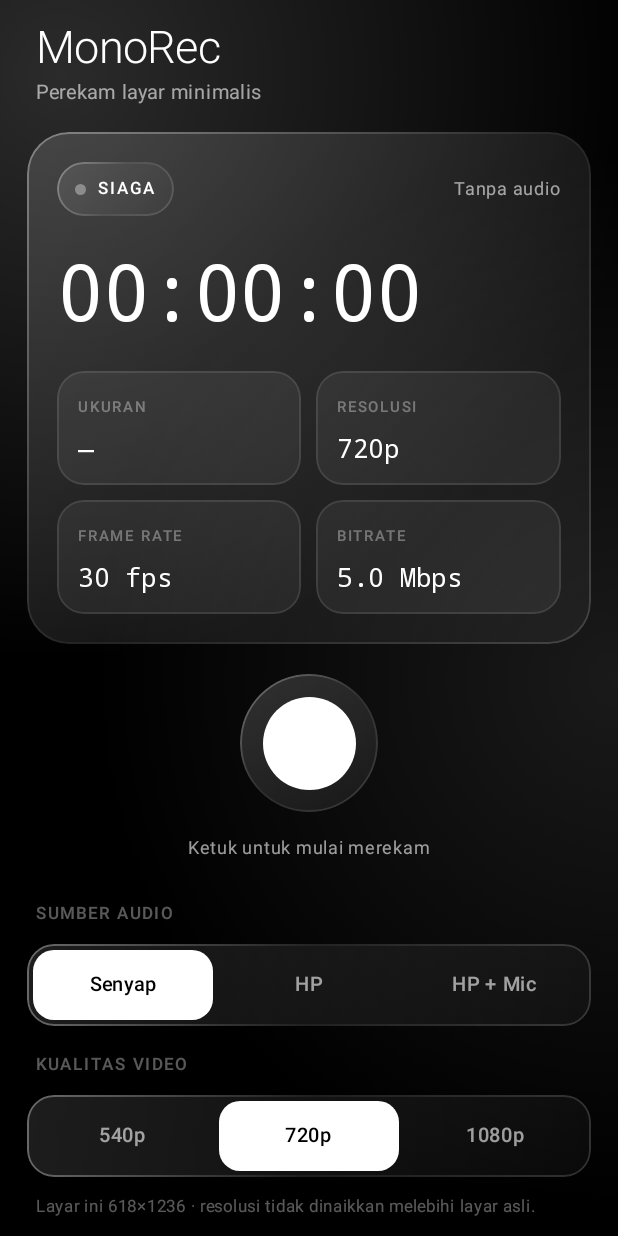
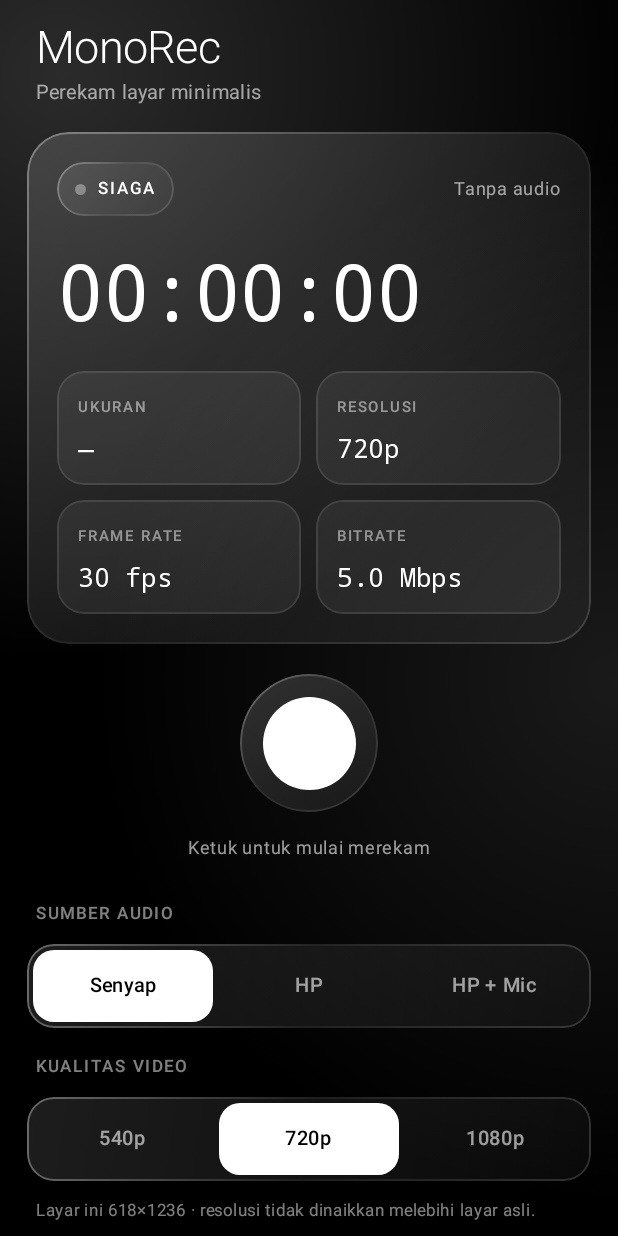
Before and after one commit to mujib-syarif/MonoRec, an Android app built with Jetpack Compose: the screen it shows after launch (MainActivity), after a tap on "Senyap", on a phone screen of 412 x 824 dp. Run offline under Robolectric (Android 15) with nearby library versions, the phone set to English and light mode, and no system bars.

Commit message:
Perbaikan audit: layanan, hit area 48dp, semantics, kontras, StatTile, chooser
- ACTION_STOP saat engine null memanggil stopSelf().
- onDestroy menghentikan engine yang masih aktif (di thread latar) dan memperbarui state.
- Tombol bagikan/hapus 48dp dengan Role.Button; tap() menerima role.
- RecordButton punya contentDescription + Role.Button; SegmentedControl memakai selectableGroup,
  Role.RadioButton, selected, tinggi minimal 48dp.
- Warna Faint dinaikkan ke ~50% putih (kontras >= 4,5:1 di atas hitam).
- StatTile: ukuran teks adaptif + elipsis (Build.MODEL tidak lagi dipotong paksa).
- startActivity chooser bagikan dibungkus try/catch.

Co-Authored-By: Claude Sonnet 5.5 <noreply@anthropic.com>
Claude-Session: https://claude.ai/code/session_01X5CQaF5dYcfWU5ri7BNDPW

```diff
--- a/app/src/main/java/com/monorec/app/MainActivity.kt
+++ b/app/src/main/java/com/monorec/app/MainActivity.kt
@@ -160,7 +160,11 @@ private fun App() {
                 .setType("video/mp4")
                 .putExtra(Intent.EXTRA_STREAM, r.uri)
                 .addFlags(Intent.FLAG_GRANT_READ_URI_PERMISSION)
-            context.startActivity(Intent.createChooser(send, "Bagikan rekaman"))
+            try {
+                context.startActivity(Intent.createChooser(send, "Bagikan rekaman"))
+            } catch (_: ActivityNotFoundException) {
+                Toast.makeText(context, "Tidak ada aplikasi untuk membagikan rekaman", Toast.LENGTH_SHORT).show()
+            }
         },
         onDelete = { pendingDelete = it }
     )
--- a/app/src/main/java/com/monorec/app/ui/Components.kt
+++ b/app/src/main/java/com/monorec/app/ui/Components.kt
@@ -15,19 +15,29 @@ import androidx.compose.foundation.layout.Column
 import androidx.compose.foundation.layout.Row
 import androidx.compose.foundation.layout.fillMaxWidth
 import androidx.compose.foundation.layout.padding
+import androidx.compose.foundation.layout.heightIn
 import androidx.compose.foundation.layout.size
+import androidx.compose.foundation.selection.selectableGroup
 import androidx.compose.foundation.shape.CircleShape
 import androidx.compose.foundation.shape.RoundedCornerShape
 import androidx.compose.material3.Text
 import androidx.compose.runtime.Composable
 import androidx.compose.runtime.getValue
+import androidx.compose.runtime.mutableStateOf
+import androidx.compose.runtime.remember
+import androidx.compose.runtime.setValue
 import androidx.compose.ui.Alignment
 import androidx.compose.ui.Modifier
 import androidx.compose.ui.draw.alpha
 import androidx.compose.ui.draw.clip
 import androidx.compose.ui.graphics.Color
+import androidx.compose.ui.semantics.Role
+import androidx.compose.ui.semantics.contentDescription
+import androidx.compose.ui.semantics.selected
+import androidx.compose.ui.semantics.semantics
 import androidx.compose.ui.text.font.FontFamily
 import androidx.compose.ui.text.font.FontWeight
+import androidx.compose.ui.text.style.TextOverflow
 import androidx.compose.ui.unit.dp
 import androidx.compose.ui.unit.sp
 
@@ -64,6 +74,7 @@ fun SegmentedControl(
         modifier
             .fillMaxWidth()
             .alpha(if (enabled) 1f else 0.45f)
+            .selectableGroup()
             .glass(RoundedCornerShape(18.dp), 0.8f)
             .padding(4.dp),
         horizontalArrangement = Arrangement.spacedBy(4.dp)
@@ -81,7 +92,9 @@ fun SegmentedControl(
                     .weight(1f)
                     .clip(RoundedCornerShape(14.dp))
                     .background(bg)
-                    .tap(enabled = enabled) { onSelect(i) }
+                    .tap(enabled = enabled, role = Role.RadioButton) { onSelect(i) }
+                    .semantics { this.selected = isSel }
+                    .heightIn(min = 48.dp)
                     .padding(vertical = 11.dp),
                 contentAlignment = Alignment.Center
             ) {
@@ -114,14 +127,19 @@ fun StatTile(label: String, value: String, modifier: Modifier = Modifier) {
             fontWeight = FontWeight.Medium,
             letterSpacing = 1.2.sp
         )
+        // Ukuran mengecil bila nilai (mis. Build.MODEL) tidak muat; sisanya dipotong dengan elipsis.
+        var valueSize by remember(value) { mutableStateOf(17f) }
         Text(
             text = value,
             modifier = Modifier.padding(top = 4.dp),
             color = Mono.White,
-            fontSize = 17.sp,
+            fontSize = valueSize.sp,
             fontFamily = FontFamily.Monospace,
             fontWeight = FontWeight.Medium,
-            maxLines = 1
+            maxLines = 1,
+            softWrap = false,
+            overflow = TextOverflow.Ellipsis,
+            onTextLayout = { if (it.hasVisualOverflow && valueSize > 12f) valueSize -= 1f }
         )
     }
 }
@@ -148,7 +166,10 @@ fun RecordButton(recording: Boolean, onClick: () -> Unit) {
         Modifier
             .size(92.dp)
             .glass(CircleShape, 1.2f)
-            .tap(onClick = onClick),
+            .tap(role = Role.Button, onClick = onClick)
+            .semantics {
+                contentDescription = if (recording) "Berhenti merekam" else "Mulai merekam"
+            },
         contentAlignment = Alignment.Center
     ) {
         Box(
--- a/app/src/main/java/com/monorec/app/ui/MainScreen.kt
+++ b/app/src/main/java/com/monorec/app/ui/MainScreen.kt
@@ -38,6 +38,7 @@ import androidx.compose.ui.graphics.ImageBitmap
 import androidx.compose.ui.graphics.asImageBitmap
 import androidx.compose.ui.layout.ContentScale
 import androidx.compose.ui.platform.LocalContext
+import androidx.compose.ui.semantics.Role
 import androidx.compose.ui.text.font.FontFamily
 import androidx.compose.ui.text.font.FontWeight
 import androidx.compose.ui.text.style.TextOverflow
@@ -239,7 +240,7 @@ fun MainScreen(
             Column(verticalArrangement = Arrangement.spacedBy(8.dp)) {
                 SectionLabel("Perangkat")
                 Row(horizontalArrangement = Arrangement.spacedBy(10.dp)) {
-                    StatTile("Model", Build.MODEL.take(16), Modifier.weight(1f))
+                    StatTile("Model", Build.MODEL, Modifier.weight(1f))
                     StatTile("Android", Build.VERSION.RELEASE, Modifier.weight(1f))
                 }
                 Row(horizontalArrangement = Arrangement.spacedBy(10.dp)) {
@@ -322,10 +323,10 @@ private fun RecordingRow(
                 fontSize = 11.sp
             )
         }
-        Box(Modifier.size(38.dp).tap { onShare(r) }, contentAlignment = Alignment.Center) {
+        Box(Modifier.size(48.dp).tap(role = Role.Button) { onShare(r) }, contentAlignment = Alignment.Center) {
             Icon(Icons.Outlined.IosShare, contentDescription = "Bagikan", tint = Mono.Dim, modifier = Modifier.size(20.dp))
         }
-        Box(Modifier.size(38.dp).tap { onDelete(r) }, contentAlignment = Alignment.Center) {
+        Box(Modifier.size(48.dp).tap(role = Role.Button) { onDelete(r) }, contentAlignment = Alignment.Center) {
             Icon(Icons.Outlined.DeleteOutline, contentDescription = "Hapus", tint = Mono.Dim, modifier = Modifier.size(20.dp))
         }
     }
--- a/app/src/main/java/com/monorec/app/ui/Theme.kt
+++ b/app/src/main/java/com/monorec/app/ui/Theme.kt
@@ -19,13 +19,14 @@ import androidx.compose.ui.geometry.Offset
 import androidx.compose.ui.graphics.Brush
 import androidx.compose.ui.graphics.Color
 import androidx.compose.ui.graphics.Shape
+import androidx.compose.ui.semantics.Role
 import androidx.compose.ui.unit.dp
 
 object Mono {
     val Black = Color(0xFF000000)
     val White = Color(0xFFFFFFFF)
     val Dim = Color(0x99FFFFFF)      // teks sekunder
-    val Faint = Color(0x59FFFFFF)    // label kecil
+    val Faint = Color(0x80FFFFFF)    // label kecil (kontras >= 4,5:1 di atas hitam)
     val Hairline = Color(0x1AFFFFFF)
 }
 
@@ -108,10 +109,11 @@ fun AuraBackground(content: @Composable BoxScope.() -> Unit) {
 
 /** Klik tanpa ripple, terasa lebih seperti iOS. */
 @Composable
-fun Modifier.tap(enabled: Boolean = true, onClick: () -> Unit): Modifier =
+fun Modifier.tap(enabled: Boolean = true, role: Role? = null, onClick: () -> Unit): Modifier =
     this.clickable(
         interactionSource = remember { MutableInteractionSource() },
         indication = null,
         enabled = enabled,
+        role = role,
         onClick = onClick
     )
```
Also changed, not shown: app/src/main/java/com/monorec/app/recorder/RecorderService.kt (+12 -1 lines).
